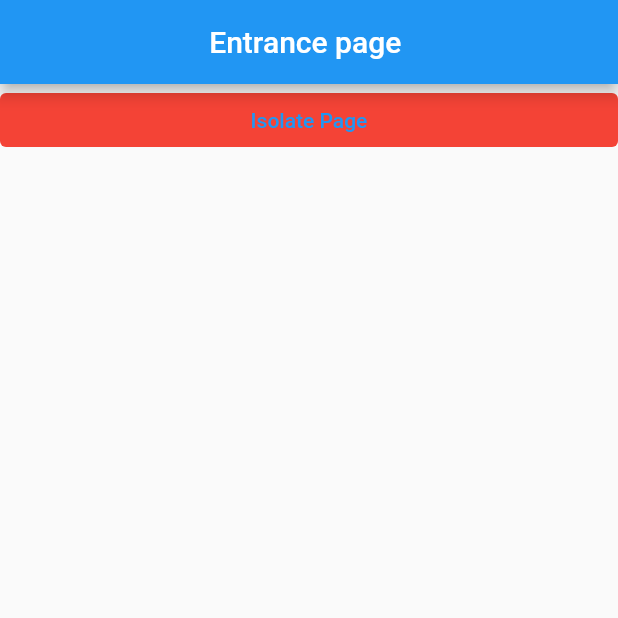
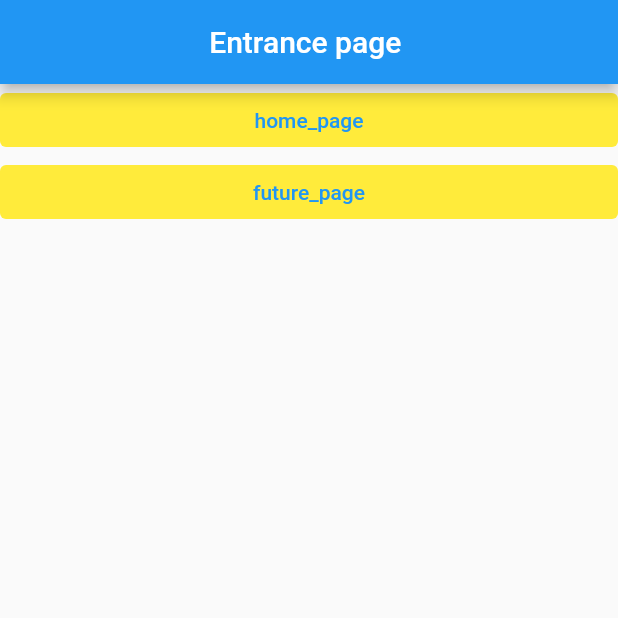
Before and after one commit to hangYq/zeus_flutter, a Flutter app: the HomePage screen opened directly, on a phone screen of 412 x 824 dp, the top half of it. Run offline on Flutter 3.47's test engine with Material 2 defaults, Android fonts, the phone set to English and light mode, and no system bars.

Commit message:
feat: entrance page

```diff
--- a/analysis_options.yaml
+++ b/analysis_options.yaml
@@ -7,7 +7,8 @@
 
 # The following line activates a set of recommended lints for Flutter apps,
 # packages, and plugins designed to encourage good coding practices.
-include: package:flutter_lints/flutter.yaml
+# include: package:flutter_lints/flutter.yaml
+include: package:camus_lints/camus.yaml
 
 linter:
   # The lint rules applied to this project can be customized in the
@@ -22,6 +23,7 @@ linter:
   # `// ignore_for_file: name_of_lint` syntax on the line or in the file
   # producing the lint.
   rules:
+    public_member_api_docs: false
     # avoid_print: false  # Uncomment to disable the `avoid_print` rule
     # prefer_single_quotes: true  # Uncomment to enable the `prefer_single_quotes` rule
 
--- a/lib/pages/home_page/view.dart
+++ b/lib/pages/home_page/view.dart
@@ -1,9 +1,16 @@
 import 'package:flutter/material.dart';
-import 'package:flutter/src/foundation/key.dart';
-import 'package:flutter/src/widgets/framework.dart';
+
+import '../../routes/routes.dart';
+import '../../routes/constants.dart';
+import '../../utils/navigator.dart';
 
 class HomePage extends StatelessWidget {
-  const HomePage({Key? key}) : super(key: key);
+  const HomePage({
+    Key? key,
+    this.arguments,
+  }) : super(key: key);
+
+  final dynamic arguments;
 
   @override
   Widget build(BuildContext context) {
@@ -13,15 +20,25 @@ class HomePage extends StatelessWidget {
         centerTitle: true,
       ),
       body: ListView(
-        children: [
-          TextButton(
-            onPressed: () {},
-            style: ButtonStyle(
-              backgroundColor: MaterialStateProperty.all(Colors.red),
-            ),
-            child: const Text('Isolate Page'),
-          ),
-        ],
+        children: AppRoutes.routes.keys
+            .map(
+              (String item) => TextButton(
+                onPressed: () {
+                  if (item == RoutesName.homePage) {
+                    return;
+                  }
+                  ZeusNavigator.open(
+                    context,
+                    item,
+                  );
+                },
+                style: ButtonStyle(
+                  backgroundColor: MaterialStateProperty.all(Colors.yellow),
+                ),
+                child: Text(item),
+              ),
+            )
+            .toList(),
       ),
     );
   }
--- a/lib/routes/constants.dart
+++ b/lib/routes/constants.dart
@@ -1,3 +1,4 @@
 class RoutesName {
+  static const String homePage = "home_page";
   static const String futurePage = "future_page";
 }
--- a/lib/routes/register.dart
+++ /dev/null
@@ -1,5 +0,0 @@
-import 'package:flutter/material.dart';
-
-class Routes {
-  static Map<String, WidgetBuilder> routes = <String, WidgetBuilder>{};
-}
--- a/lib/routes/routes.dart
+++ b/lib/routes/routes.dart
@@ -1,3 +1,19 @@
+import 'package:flutter/material.dart';
+import 'package:zeus/pages/future_page/view.dart';
+
+import '../pages/home_page/view.dart';
+import './constants.dart';
+
+typedef PageBuilder = Widget Function(
+  BuildContext context, {
+  dynamic arguments,
+});
+
 class AppRoutes {
-  static register() {}
+  static Map<String, PageBuilder> routes = <String, PageBuilder>{
+    RoutesName.homePage: (context, {arguments}) =>
+        HomePage(arguments: arguments),
+    RoutesName.futurePage: (context, {arguments}) =>
+        FutureDemoPage(arguments: arguments),
+  };
 }
--- /dev/null
+++ b/lib/utils/navigator.dart
@@ -0,0 +1,23 @@
+import 'package:flutter/material.dart';
+
+class ZeusNavigator {
+  static Future<dynamic> open(
+    BuildContext context,
+    String routeName, {
+    bool isReplacement = false,
+    Object? arguments,
+  }) async {
+    if (isReplacement) {
+      return Navigator.pushReplacementNamed(
+        context,
+        routeName,
+        arguments: arguments ?? <String, dynamic>{},
+      );
+    }
+    return Navigator.pushNamed(
+      context,
+      routeName,
+      arguments: arguments ?? <String, dynamic>{},
+    );
+  }
+}
--- a/pubspec.yaml
+++ b/pubspec.yaml
@@ -36,6 +36,7 @@ dependencies:
   cupertino_icons: ^1.0.2
   path: ^1.8.1
   path_provider: ^2.0.11
+  camus_lints: ^1.0.1
 
 dev_dependencies:
   flutter_test:
@@ -46,7 +47,6 @@ dev_dependencies:
   # activated in the `analysis_options.yaml` file located at the root of your
   # package. See that file for information about deactivating specific lint
   # rules and activating additional ones.
-  flutter_lints: ^2.0.0
 
 # For information on the generic Dart part of this file, see the
 # following page: https://dart.dev/tools/pub/pubspec
```
Also changed, not shown: lib/app.dart (added, +34 -0 lines), lib/main.dart (+2 -17 lines), lib/pages/future_page/view.dart (+33 -11 lines), pubspec.lock, 1 other file.
